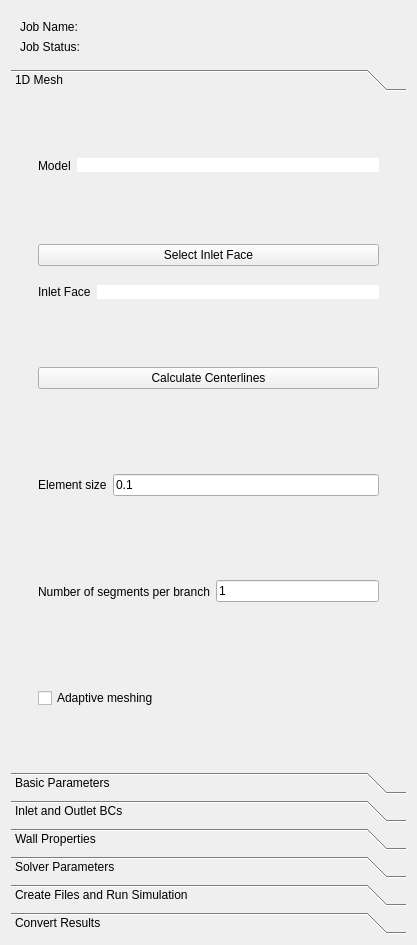
This is Code/Source/sv4gui/Plugins/org.sv.gui.qt.romsimulation/sv4gui_ROMSimulationView.ui in SimVascular/SimVascular as Qt 5 draws it before an edit. The edited form follows.
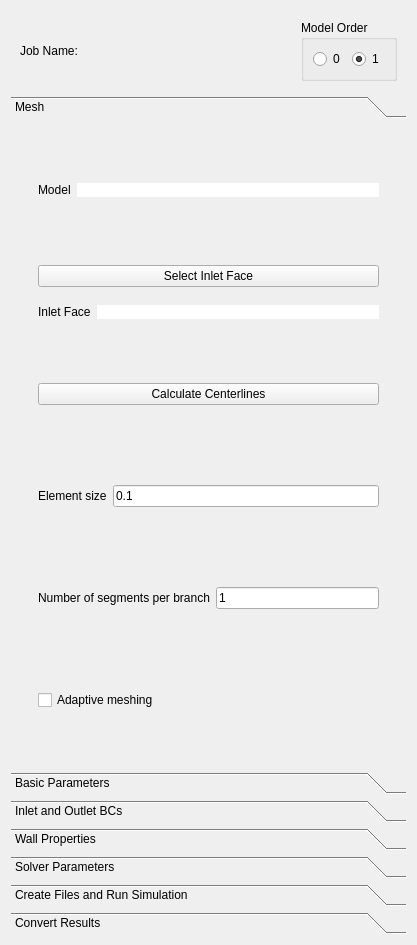
This is the edited form. The open tabs and pages were chosen to show the change.

Commit message: Add model order to gui, job file and python parameters.

Diff of the .ui file:
```diff
--- a/Code/Source/sv4gui/Plugins/org.sv.gui.qt.romsimulation/sv4gui_ROMSimulationView.ui
+++ b/Code/Source/sv4gui/Plugins/org.sv.gui.qt.romsimulation/sv4gui_ROMSimulationView.ui
@@ -22,35 +22,8 @@
   <layout class="QVBoxLayout" name="verticalLayout">
    <item>
     <widget class="QWidget" name="widgetTop" native="true">
-     <layout class="QGridLayout" name="gridLayout_8">
-      <item row="0" column="1">
-       <widget class="QLabel" name="labelJobName">
-        <property name="text">
-         <string/>
-        </property>
-       </widget>
-      </item>
-      <item row="1" column="0">
-       <widget class="QLabel" name="JobStatusNameLabel">
-        <property name="sizePolicy">
-         <sizepolicy hsizetype="Fixed" vsizetype="Preferred">
-          <horstretch>0</horstretch>
-          <verstretch>0</verstretch>
-         </sizepolicy>
-        </property>
-        <property name="text">
-         <string>Job Status:</string>
-        </property>
-       </widget>
-      </item>
-      <item row="1" column="1">
-       <widget class="QLabel" name="JobStatusValueLabel">
-        <property name="text">
-         <string/>
-        </property>
-       </widget>
-      </item>
-      <item row="0" column="0">
+     <layout class="QHBoxLayout" name="horizontalLayout_15">
+      <item>
        <widget class="QLabel" name="label">
         <property name="sizePolicy">
          <sizepolicy hsizetype="Fixed" vsizetype="Preferred">
@@ -66,6 +39,55 @@
         </property>
        </widget>
       </item>
+      <item>
+       <widget class="QLabel" name="JobStatusValueLabel">
+        <property name="text">
+         <string/>
+        </property>
+       </widget>
+      </item>
+      <item>
+       <widget class="QLabel" name="labelJobName">
+        <property name="text">
+         <string/>
+        </property>
+       </widget>
+      </item>
+      <item>
+       <widget class="QGroupBox" name="ModelOrdr_GroupBox">
+        <property name="sizePolicy">
+         <sizepolicy hsizetype="Fixed" vsizetype="Preferred">
+          <horstretch>0</horstretch>
+          <verstretch>0</verstretch>
+         </sizepolicy>
+        </property>
+        <property name="layoutDirection">
+         <enum>Qt::LeftToRight</enum>
+        </property>
+        <property name="title">
+         <string>Model Order</string>
+        </property>
+        <layout class="QHBoxLayout" name="horizontalLayout_14">
+         <item>
+          <widget class="QRadioButton" name="ModelOrderZero_RadioButton">
+           <property name="text">
+            <string>0</string>
+           </property>
+          </widget>
+         </item>
+         <item>
+          <widget class="QRadioButton" name="ModelOrderOne_RadioButton">
+           <property name="text">
+            <string>1</string>
+           </property>
+           <property name="checked">
+            <bool>true</bool>
+           </property>
+          </widget>
+         </item>
+        </layout>
+       </widget>
+      </item>
      </layout>
     </widget>
    </item>
@@ -101,11 +123,11 @@
            <x>0</x>
            <y>0</y>
            <width>393</width>
-           <height>607</height>
+           <height>599</height>
           </rect>
          </property>
          <attribute name="label">
-          <string>1D Mesh</string>
+          <string>Mesh</string>
          </attribute>
          <layout class="QVBoxLayout" name="verticalLayout_18">
           <item>
```
Left out of the diff: 14 changed lines with no effect on the pictures. The commit also changes 8 other files.
